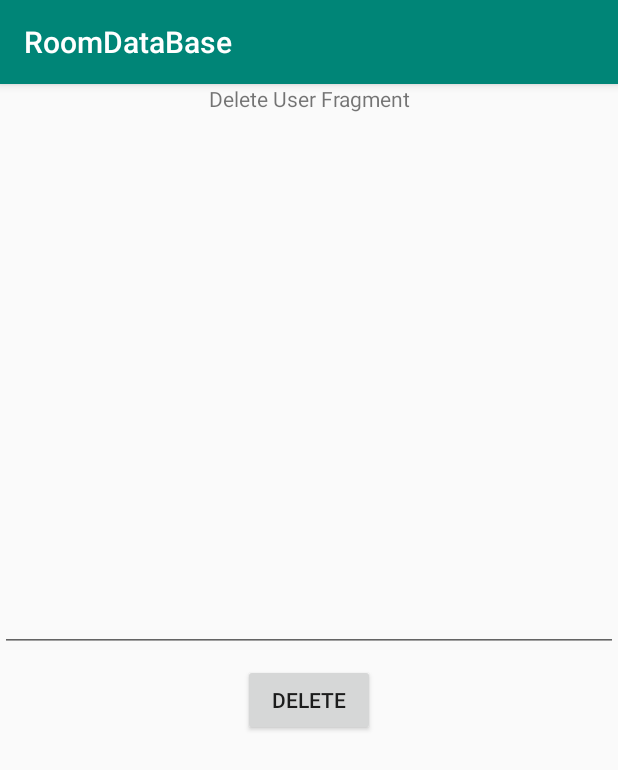
After one commit to FadyFouad/RoomDataBase, an Android app: the fragment DeleteUserFragment placed in its activity, on a phone screen of 412 x 824 dp. The commit adds this screen. Shown: the top 770 px of the screen. Run offline under Robolectric (Android 15) with nearby library versions, the phone set to English and light mode, and no system bars; our stand-ins replace Room's generated code.

Commit message:
Create Delete User Fragment

```diff
--- /dev/null
+++ b/app/src/main/java/com/etatech/roomdatabase/DeleteUserFragment.java
@@ -0,0 +1,46 @@
+package com.etatech.roomdatabase;
+
+
+import android.os.Bundle;
+import android.support.v4.app.Fragment;
+import android.view.LayoutInflater;
+import android.view.View;
+import android.view.ViewGroup;
+import android.widget.Button;
+import android.widget.EditText;
+import android.widget.Toast;
+
+
+/**
+ * A simple {@link Fragment} subclass.
+ */
+public class DeleteUserFragment extends Fragment {
+
+
+    public DeleteUserFragment() {
+        // Required empty public constructor
+    }
+
+
+    @Override
+    public View onCreateView(LayoutInflater inflater, ViewGroup container,
+                             Bundle savedInstanceState) {
+        // Inflate the layout for this fragment
+        View view = inflater.inflate(R.layout.fragment_delete_user, container, false);
+        final EditText userIdET = view.findViewById(R.id.user_id_et);
+        Button confirmDel = view.findViewById(R.id.confirm_delete_btn);
+        confirmDel.setOnClickListener(new View.OnClickListener() {
+            @Override
+            public void onClick(View v) {
+                User user = new User();
+                int id  = Integer.parseInt(userIdET.getText().toString());
+                user.setId(id);
+                MainActivity.usersDataBase.userDao().delete(user);
+                userIdET.setText("");
+                Toast.makeText(getActivity(), "Usre "+user.getName()+" Deleted ", Toast.LENGTH_SHORT).show();
+            }
+        });
+        return view;
+    }
+
+}
--- a/app/src/main/java/com/etatech/roomdatabase/User.java
+++ b/app/src/main/java/com/etatech/roomdatabase/User.java
@@ -14,6 +14,9 @@ public class User {
     public User(String name, String e_mail) {
         this.name = name;
         this.e_mail = e_mail;
+    }
+
+    public User() {
     }
 
     public int getId() {
--- /dev/null
+++ b/app/src/main/res/layout/fragment_delete_user.xml
@@ -0,0 +1,37 @@
+<?xml version="1.0" encoding="utf-8"?>
+<FrameLayout xmlns:android="http://schemas.android.com/apk/res/android"
+    xmlns:tools="http://schemas.android.com/tools"
+    android:layout_width="match_parent"
+    android:layout_height="match_parent"
+    tools:context=".DeleteUserFragment">
+
+    <!-- TODO: Update blank fragment layout -->
+    <TextView
+        android:layout_gravity="center_horizontal"
+        android:gravity="center"
+        android:layout_width="match_parent"
+        android:layout_height="wrap_content"
+        android:text="Delete User Fragment" />
+
+    <LinearLayout
+        android:orientation="vertical"
+        android:layout_gravity="center"
+        android:layout_width="match_parent"
+        android:layout_height="wrap_content">
+    <EditText
+        android:id="@+id/user_id_et"
+        android:layout_gravity="center"
+        android:layout_width="match_parent"
+        android:layout_height="wrap_content" />
+
+    <Button
+        android:id="@+id/confirm_delete_btn"
+        android:text="Delete"
+        android:layout_gravity="center"
+        android:layout_marginTop="8dp"
+        android:hint="User Id"
+        android:layout_width="wrap_content"
+        android:layout_height="wrap_content" />
+
+    </LinearLayout>
+</FrameLayout>
```
Also changed, not shown: app/src/main/java/com/etatech/roomdatabase/MainFragment.java (+10 -0 lines).
